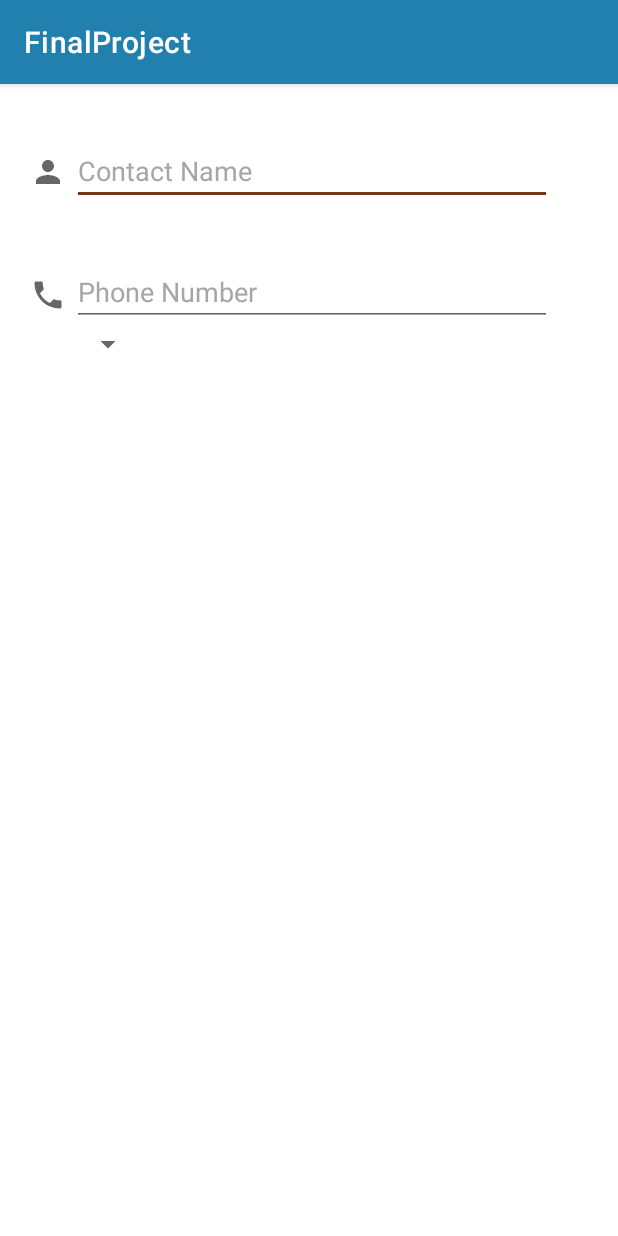
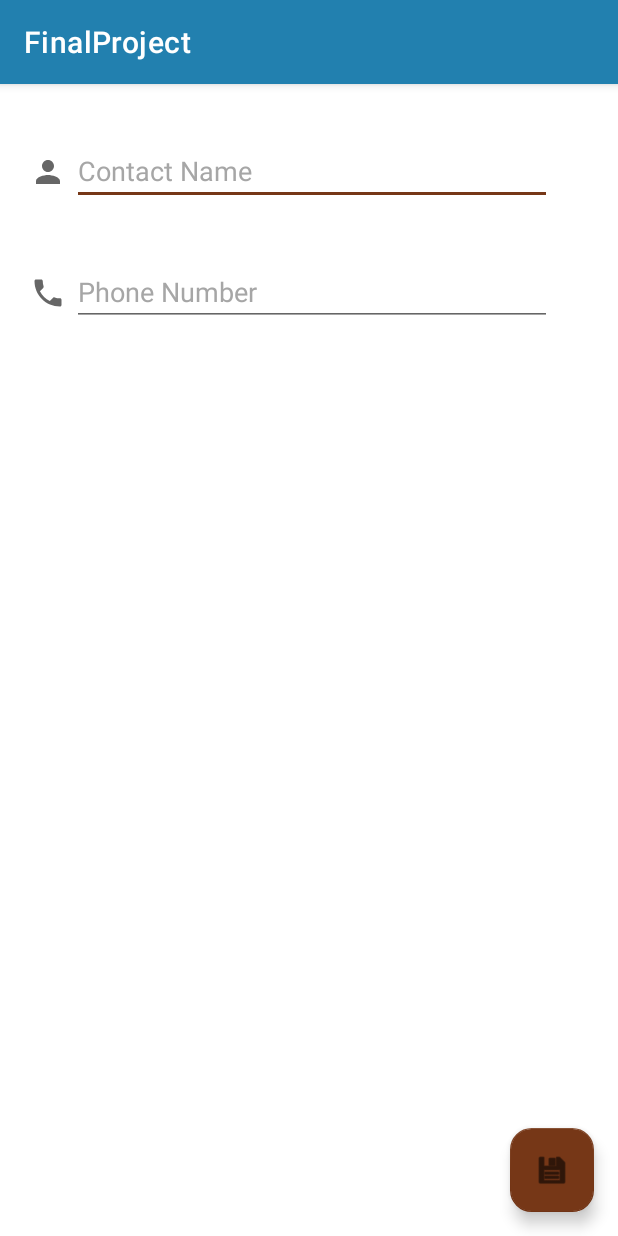
Before and after one commit to demi-sokoya/Contact-App, an Android app: the AddContactActivity screen opened directly, with no data from a screen before it, on a phone screen of 412 x 824 dp. Run offline under Robolectric (Android 15) with nearby library versions, the phone set to English and light mode, and no system bars.

Commit message:
Added the ability to add contacts

```diff
--- a/app/src/main/java/com/example/finalproject/AddContactActivity.java
+++ b/app/src/main/java/com/example/finalproject/AddContactActivity.java
@@ -2,13 +2,55 @@ package com.example.finalproject;
 
 import androidx.appcompat.app.AppCompatActivity;
 
+import android.content.Intent;
 import android.os.Bundle;
+import android.view.View;
+import android.widget.EditText;
+
+import com.google.android.material.floatingactionbutton.FloatingActionButton;
 
 public class AddContactActivity extends AppCompatActivity {
+    public static final String NAME_REPLY = "NAME.REPLY";
+    public static final String NUMBER_REPLY = "NUMBER.REPLY";
+
+
 
     @Override
     protected void onCreate(Bundle savedInstanceState) {
         super.onCreate(savedInstanceState);
-        setContentView(R.layout.activity_add_contact_actvity);
+        setContentView(R.layout.activity_add_contact);
+
+        EditText  contactName = findViewById(R.id.editTextContactName);
+        if(contactName.getText().toString().equals("")){
+        }
+        else {
+            findViewById(R.id.phoneNumberLabelTV).setVisibility(View.VISIBLE);
+        }
+
+        EditText contactNumber = findViewById(R.id.editTextPhoneNumber);
+        if(contactNumber.getText().toString().equals("")){
+        }
+        else {
+            findViewById(R.id.phoneNumberLabelTV).setVisibility(View.VISIBLE);
+        }
+        final FloatingActionButton saveBtn = findViewById(R.id.save);
+        saveBtn.setOnClickListener(new View.OnClickListener() {
+            @Override
+            public void onClick(View v) {
+                String name = contactName.getText().toString();
+                Integer number = Integer.parseInt(contactNumber.getText().toString());
+
+                Intent replyIntent = new Intent();
+                if(name.isEmpty() || number.equals(0)){
+                    setResult(RESULT_CANCELED, replyIntent);
+                }
+                else {
+                    replyIntent.putExtra(NAME_REPLY, name);
+                    replyIntent.putExtra(NUMBER_REPLY, number);
+                    setResult(RESULT_OK, replyIntent);
+                }
+                finish();
+            }
+        });
     }
 }
--- a/app/src/main/java/com/example/finalproject/Contact.java
+++ b/app/src/main/java/com/example/finalproject/Contact.java
@@ -12,6 +12,7 @@ public class Contact {
     @ColumnInfo(name = "contactName")
     private String mContactName;
 
+    @NonNull
     @ColumnInfo(name = "contactNumber")
     private Integer mContactNumber;
 
--- a/app/src/main/res/layout/activity_add_contact_actvity.xml
+++ b/app/src/main/res/layout/activity_add_contact.xml
@@ -49,6 +49,7 @@
                 android:layout_weight="7">
 
                 <TextView
+                    android:id="@+id/contactNameLabelTV"
                     android:layout_width="wrap_content"
                     android:layout_height="wrap_content"
                     android:text="Contact Name"
@@ -80,7 +81,8 @@
                 android:layout_width="wrap_content"
                 android:layout_height="wrap_content"
                 app:srcCompat="@drawable/ic_baseline_phone_24"
-                android:layout_gravity="center"
+                android:layout_gravity="bottom"
+                android:paddingBottom="10dp"
                 android:layout_weight="2"/>
 
             <LinearLayout
@@ -91,7 +93,7 @@
                 android:layout_weight="7">
 
                 <TextView
-                    android:id="@+id/phone_number_TV"
+                    android:id="@+id/phoneNumberLabelTV"
                     android:layout_width="wrap_content"
                     android:layout_height="wrap_content"
                     android:text="Phone Number"
@@ -104,14 +106,23 @@
                     style="@style/editTextStyle"
                     android:hint="Phone Number"/>
 
-                <Spinner
-                    android:id="@+id/phoneSpinner"
-                    android:layout_width="wrap_content"
-                    android:layout_height="wrap_content"
-                    android:layout_gravity="start"/>
             </LinearLayout>
 
         </LinearLayout>
 
     </LinearLayout>
+
+    <com.google.android.material.floatingactionbutton.FloatingActionButton
+        android:id="@+id/save"
+        android:layout_width="wrap_content"
+        android:layout_height="wrap_content"
+        android:layout_gravity="bottom|end"
+        android:contentDescription="Save Contact Button"
+        app:layout_constraintBottom_toBottomOf="parent"
+        app:layout_constraintEnd_toEndOf="parent"
+        app:shapeAppearanceOverlay="@style/fab_3_rounded"
+        app:srcCompat="@android:drawable/ic_menu_save"
+        android:layout_marginBottom="16dp"
+        android:layout_marginEnd="16dp"/>
+
 </androidx.constraintlayout.widget.ConstraintLayout>
```
Also changed, not shown: app/src/main/java/com/example/finalproject/FirstFragment.java (deleted, +0 -47 lines), app/src/main/java/com/example/finalproject/MainActivity.java (+29 -2 lines), app/src/main/java/com/example/finalproject/SecondFragment.java (deleted, +0 -47 lines), app/src/main/res/layout/fragment_first.xml (deleted, +0 -28 lines), app/src/main/res/layout/fragment_second.xml (deleted, +0 -27 lines), app/src/main/res/navigation/nav_graph.xml (deleted, +0 -28 lines).
